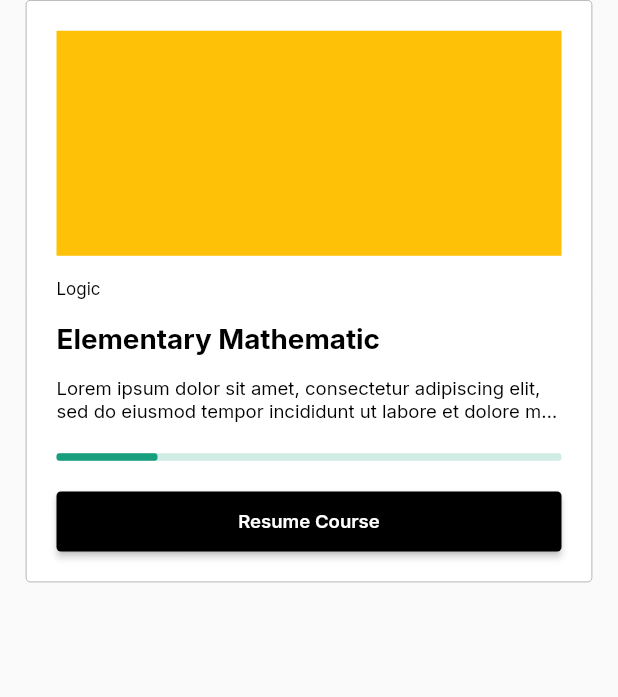
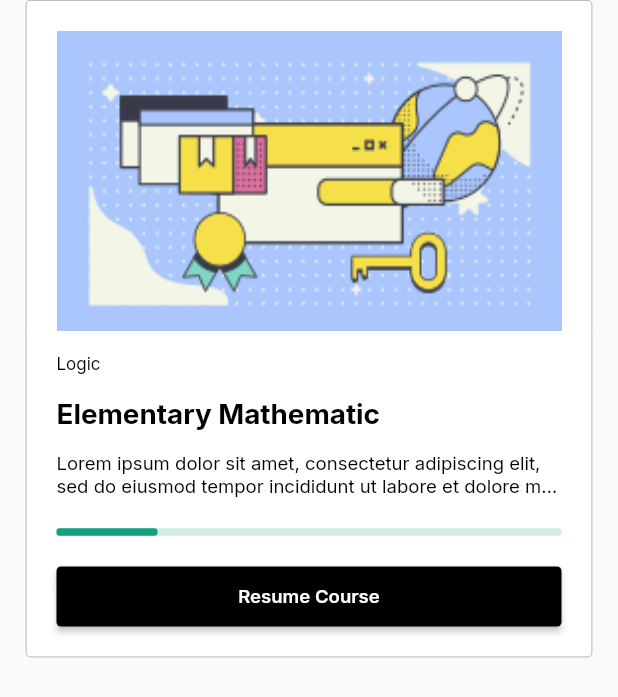
Before and after one commit to mumtazalwan/eduha, a Flutter app: the GetStarted widget shown alone on an empty page, opened directly, on a phone screen of 412 x 824 dp. Shown: the top 697 px of the screen. Run offline on Flutter 3.47's test engine with Material 2 defaults, Android fonts, the phone set to English and light mode, and no system bars; drawn by our look-alikes of percent_indicator; our stand-ins replace cloud_firestore, firebase_auth, firebase_core, flutter_profile_picture, flutter_rating_bar, flutter_screenutil and 7 more; accounts and stored records are empty; network calls fail.

Commit message:
minor update

```diff
--- a/lib/ui/bottom_navigation/item/home.dart
+++ b/lib/ui/bottom_navigation/item/home.dart
@@ -101,6 +101,7 @@ class _HomeDashboardState extends State<HomeDashboard> {
                                               style: GoogleFonts.inter(
                                                   fontSize: 22.sp,
                                                   fontWeight: FontWeight.bold)),
+                                          SizedBox(height: 5.sp),
                                           Flexible(
                                               child: Text(
                                             "Take your first steps to bilding ",
@@ -147,7 +148,7 @@ class _HomeDashboardState extends State<HomeDashboard> {
                                                       fontSize: 14.sp,
                                                       fontWeight:
                                                           FontWeight.w400)),
-                                          Icon(Icons.check,
+                                          Icon(Icons.check_circle,
                                               color:
                                                   mission[index].missionPoint <=
                                                           e['progress']
--- a/lib/ui/widget/item_daily_quizz.dart
+++ b/lib/ui/widget/item_daily_quizz.dart
@@ -17,7 +17,7 @@ class _DailyQuizzCardState extends State<DailyQuizzCard> {
   @override
   Widget build(BuildContext context) {
     return Container(
-      margin: EdgeInsets.symmetric(vertical: 40.h),
+      margin: EdgeInsets.symmetric(vertical: 15.h),
       padding: EdgeInsets.symmetric(vertical: 20, horizontal: 30),
       decoration: BoxDecoration(
         color: Colors.white,
--- a/lib/ui/widget/item_getStarted_home.dart
+++ b/lib/ui/widget/item_getStarted_home.dart
@@ -25,9 +25,10 @@ class _GetStartedState extends State<GetStarted> {
       child: Wrap(
         children: [
           Container(
-            height: 150,
-            color: Colors.amber,
+            height: 200,
+            width: double.infinity,
             margin: EdgeInsets.only(bottom: 15),
+            child: Image.asset('assets/pre-algebra/a.png', fit: BoxFit.fill,),
           ),
           Column(
             crossAxisAlignment: CrossAxisAlignment.start,
```
Also changed, not shown: lib/ui/detail_quizz/detail_quizz.dart (+6 -2 lines), lib/ui/detail_quizz/solution_page.dart (+18 -6 lines).
